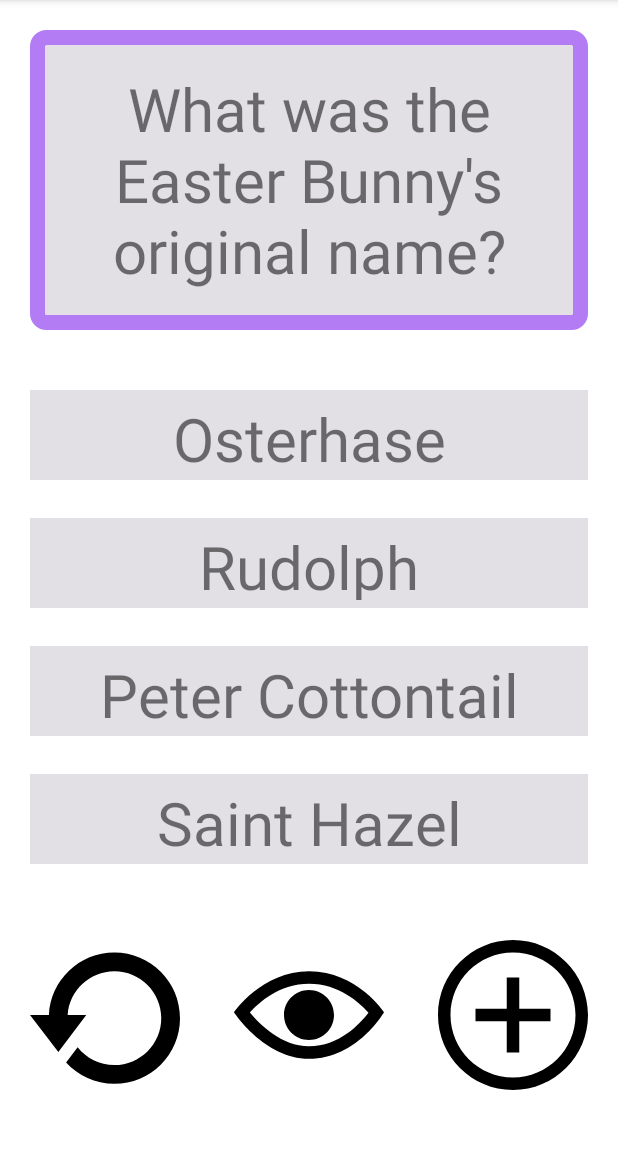
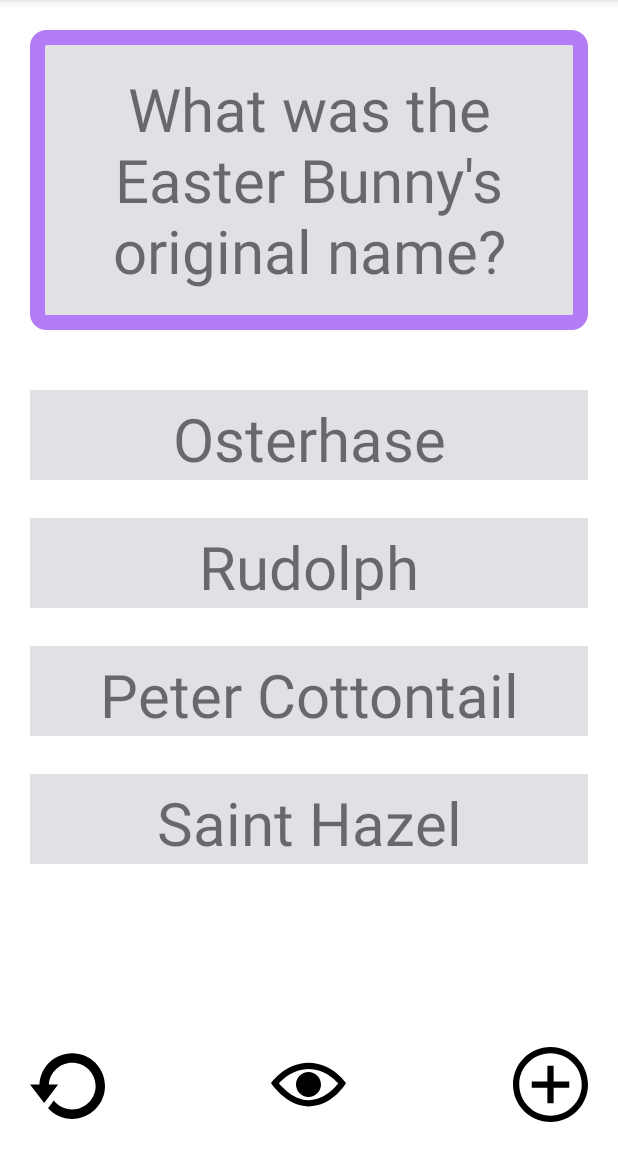
Before and after one commit to jshi0119/flashcardapp, an Android app: the screen it shows after launch (MainActivity), on a phone screen of 412 x 824 dp, the part 84-1236 px from its top. Run offline under Robolectric (Android 15) with nearby library versions, the phone set to English and light mode, and no system bars.

```diff
--- a/app/src/main/res/layout/activity_main.xml
+++ b/app/src/main/res/layout/activity_main.xml
@@ -87,35 +87,35 @@
 
     <!--Refresh icon-->
     <ImageView
-        android:layout_width="100dp"
-        android:layout_height="100dp"
+        android:layout_width="50dp"
+        android:layout_height="50dp"
         android:id="@+id/refreshIcon"
         android:src="@drawable/refresh"
 
 
-        android:layout_below="@id/answer4"
+        android:layout_alignParentBottom="true"
         android:layout_marginTop="25dp"
         android:layout_alignParentStart="true" />
 
     <!--Visibility icon-->
     <ImageView
-        android:layout_width="100dp"
-        android:layout_height="100dp"
+        android:layout_width="50dp"
+        android:layout_height="50dp"
         android:id="@+id/visibleIcon"
         android:src="@drawable/visible"
 
-        android:layout_below="@id/answer4"
+        android:layout_alignParentBottom="true"
         android:layout_marginTop="25dp"
         android:layout_centerHorizontal="true" />
 
     <!--Invisibility Icon-->
     <ImageView
-        android:layout_width="100dp"
-        android:layout_height="100dp"
+        android:layout_width="50dp"
+        android:layout_height="50dp"
         android:id="@+id/invisibleIcon"
         android:src="@drawable/invisible"
 
-        android:layout_below="@id/answer4"
+        android:layout_alignParentBottom="true"
         android:layout_marginTop="25dp"
         android:layout_centerHorizontal="true"
 
@@ -123,12 +123,12 @@
 
     <!--Add Icon-->
     <ImageView
-        android:layout_width="100dp"
-        android:layout_height="100dp"
+        android:layout_width="50dp"
+        android:layout_height="50dp"
         android:id="@+id/addIcon"
         android:src="@drawable/add"
 
-        android:layout_below="@id/answer4"
+        android:layout_alignParentBottom="true"
         android:layout_marginTop="25dp"
         android:layout_alignParentEnd="true" />
 
```
Also changed, not shown: app/src/main/java/com/jen/flashcardapp/AddCardActivity.java (+9 -0 lines), app/src/main/res/drawable/cancel.xml (added, +9 -0 lines), app/src/main/res/layout/activity_add_card.xml (+15 -3 lines).
